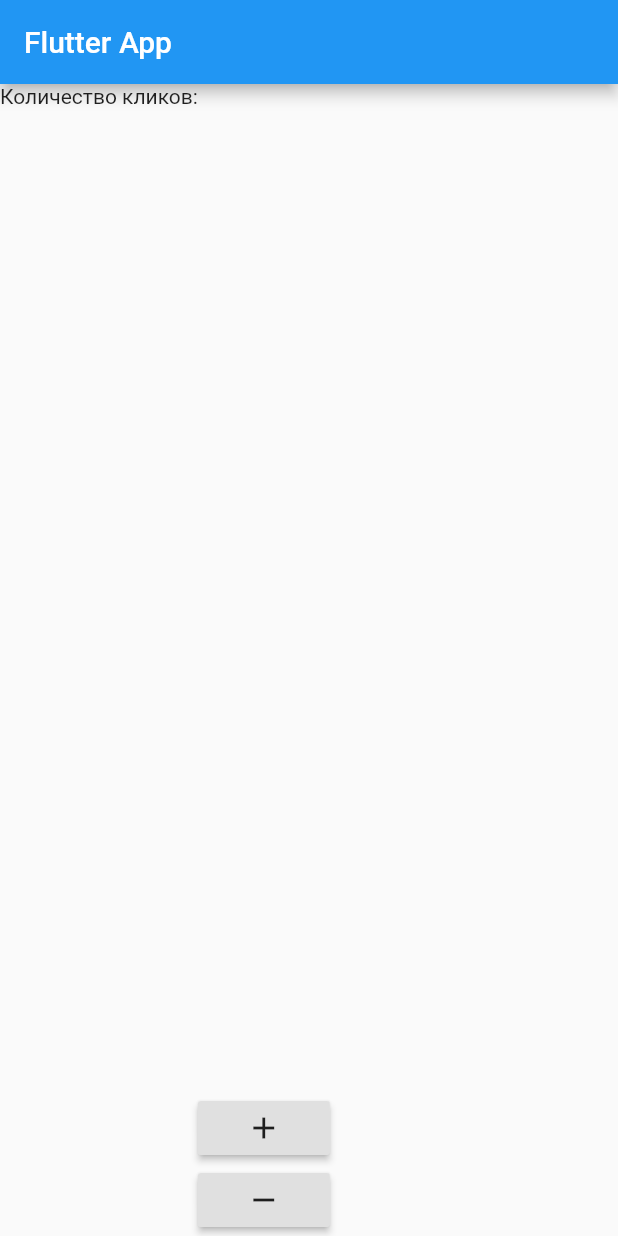
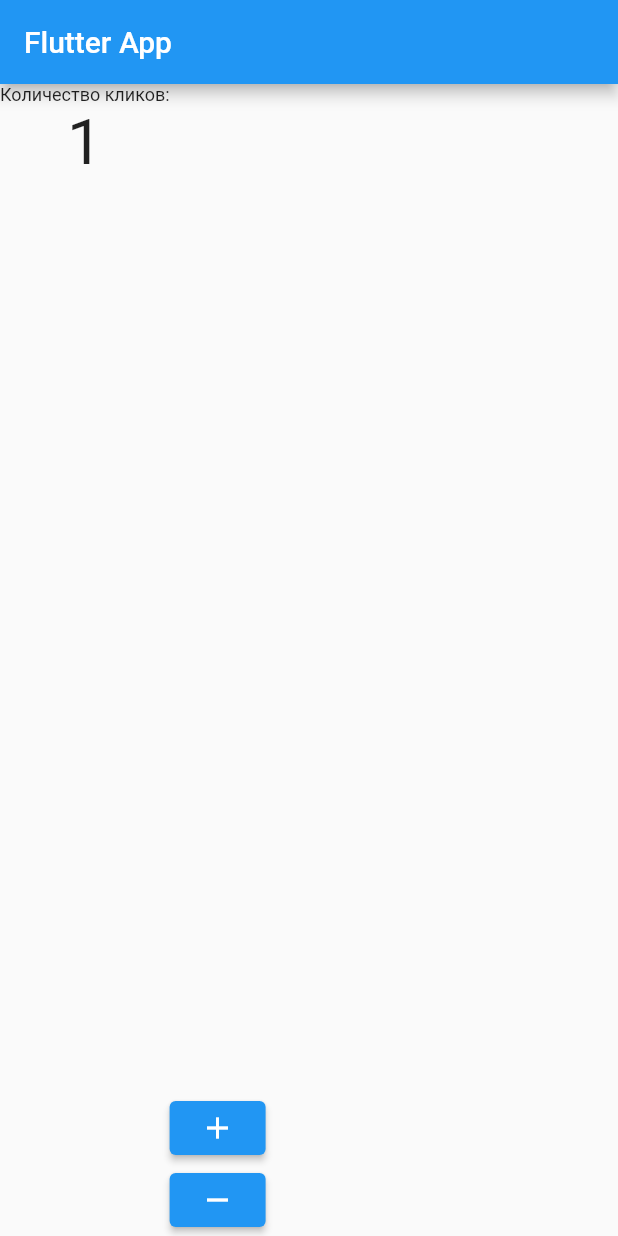
Before and after one commit to Replicat5/F, a Flutter app: the screen it shows after launch, after a tap on the "add" icon, on a phone screen of 412 x 824 dp. Run offline on Flutter 3.47's test engine with Material 2 defaults, Android fonts, the phone set to English and light mode, and no system bars; our stand-ins replace flutter_mobx, mobx; generated files the repository leaves out were written again.

Commit message:
work counter

```diff
--- a/lib/my_home_page.dart
+++ b/lib/my_home_page.dart
@@ -1,4 +1,4 @@
-import 'package:Lesson1/store.dart';
+import 'package:lesson1/store.dart';
 import 'package:flutter/material.dart';
 import 'package:flutter_mobx/flutter_mobx.dart';
 
@@ -8,7 +8,7 @@ class MyHomePage extends StatefulWidget {
 }
 
 class _MyHomePageState extends State<MyHomePage> {
-  final Counter _shit = Counter();
+  final Counter shit = Counter();
 
   @override
   Widget build(BuildContext context) {
@@ -17,33 +17,28 @@ class _MyHomePageState extends State<MyHomePage> {
         title: Text('Flutter App'),
       ),
       body: Row(children: <Widget>[
-        Center(
-          child: Column(
+        Column(
           children: <Widget>[
             Text(
-                'Количество кликов:',
+              'Количество кликов:', style: TextStyle(fontSize: 12.0),
+              textAlign: TextAlign.center,
             ),
             Observer(
               builder: (_) =>
-                    Text('${_shit.counter}', style: TextStyle(fontSize: 42.0)),
+                  Text('${shit.isCounter()}', style: TextStyle(fontSize: 42.0)),
             ),
           ],
         ),
-        ),
-        Column(
+        Center(
+          child: Column(
             mainAxisAlignment: MainAxisAlignment.end,
             children: [
-            RaisedButton(
-              onPressed: _shit.incrementCounter,
-              child: Icon(Icons.add)
-
+              ElevatedButton(
+                onPressed: shit.increment, child: Icon(Icons.add)),
+              ElevatedButton(
+                  onPressed: shit.decrement, child: Icon(Icons.remove)),
+            ],
           ),
-            RaisedButton(
-              onPressed: _shit.decrementCounter,
-              child: Icon(Icons.remove)
-
-            ),
-          ],
         )
       ]),
     );
--- a/lib/store.dart
+++ b/lib/store.dart
@@ -5,17 +5,27 @@ part 'store.g.dart';
 class Counter = _CounterStore with _$Counter ;
 
 abstract class _CounterStore with Store {
- @observable
- int _counter = 0;
+  @observable
+  int _counter = 0;
 
 
- @action
-  void incrementCounter() {
-      _counter++;
-  }
-@action
-  void decrementCounter() {
-      _counter--;
+    @action
+  void increment (){
+    _counter++ ;
   }
 
+  void decrement (){
+    _counter--;
+  }
+
+  int isCounter(){
+    return _counter;
+  }
+
+
+
+
+
+
+
 }
--- a/pubspec.yaml
+++ b/pubspec.yaml
@@ -1,4 +1,4 @@
-name: Lesson1
+name: lesson1
 description: A new Flutter project.
 
 # The following line prevents the package from being accidentally published to
```
Also changed, not shown: lib/store.g.dart, pubspec.lock, 1 other file. Lines whose indentation alone changed are shown as unchanged.
